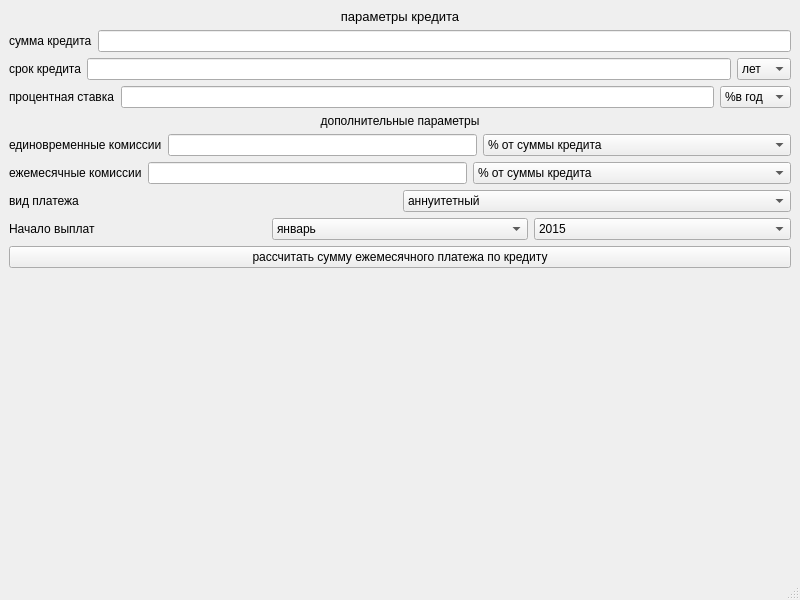
Old version of the form mainwindow.ui in the repository ymnavfka/Lesson_9.
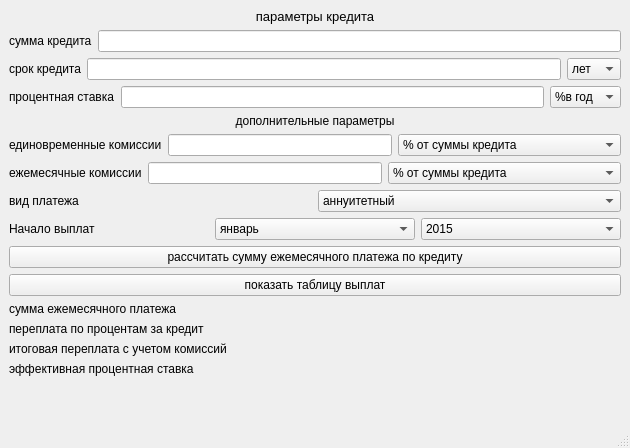
New version of the form.

The edit to the form file:
```diff
--- a/mainwindow.ui
+++ b/mainwindow.ui
@@ -6,8 +6,8 @@
    <rect>
     <x>0</x>
     <y>0</y>
-    <width>800</width>
-    <height>600</height>
+    <width>630</width>
+    <height>448</height>
    </rect>
   </property>
   <property name="windowTitle">
@@ -421,25 +421,122 @@
         </property>
        </widget>
       </item>
+      <item>
+       <widget class="QPushButton" name="pushButton">
+        <property name="text">
+         <string>показать таблицу выплат</string>
+        </property>
+       </widget>
+      </item>
      </layout>
     </item>
     <item>
-     <widget class="QLabel" name="amountMonthlyPayment">
-      <property name="font">
-       <font>
-        <pointsize>72</pointsize>
-       </font>
-      </property>
-      <property name="text">
-       <string/>
-      </property>
-      <property name="textFormat">
-       <enum>Qt::PlainText</enum>
-      </property>
-      <property name="alignment">
-       <set>Qt::AlignCenter</set>
-      </property>
-     </widget>
+     <layout class="QFormLayout" name="formLayout">
+      <item row="0" column="0">
+       <widget class="QLabel" name="label_11">
+        <property name="sizePolicy">
+         <sizepolicy hsizetype="Preferred" vsizetype="Preferred">
+          <horstretch>0</horstretch>
+          <verstretch>0</verstretch>
+         </sizepolicy>
+        </property>
+        <property name="text">
+         <string>сумма ежемесячного платежа</string>
+        </property>
+       </widget>
+      </item>
+      <item row="0" column="1">
+       <widget class="QLabel" name="amountMonthlyPayment">
+        <property name="sizePolicy">
+         <sizepolicy hsizetype="Preferred" vsizetype="Preferred">
+          <horstretch>0</horstretch>
+          <verstretch>0</verstretch>
+         </sizepolicy>
+        </property>
+        <property name="text">
+         <string/>
+        </property>
+       </widget>
+      </item>
+      <item row="2" column="0">
+       <widget class="QLabel" name="label_13">
+        <property name="sizePolicy">
+         <sizepolicy hsizetype="Preferred" vsizetype="Preferred">
+          <horstretch>0</horstretch>
+          <verstretch>0</verstretch>
+         </sizepolicy>
+        </property>
+        <property name="text">
+         <string>переплата по процентам за кредит</string>
+        </property>
+       </widget>
+      </item>
+      <item row="2" column="1">
+       <widget class="QLabel" name="overpaymentOfInterest">
+        <property name="sizePolicy">
+         <sizepolicy hsizetype="Preferred" vsizetype="Preferred">
+          <horstretch>0</horstretch>
+          <verstretch>0</verstretch>
+         </sizepolicy>
+        </property>
+        <property name="text">
+         <string/>
+        </property>
+       </widget>
+      </item>
+      <item row="4" column="0">
+       <widget class="QLabel" name="label_15">
+        <property name="sizePolicy">
+         <sizepolicy hsizetype="Preferred" vsizetype="Preferred">
+          <horstretch>0</horstretch>
+          <verstretch>0</verstretch>
+         </sizepolicy>
+        </property>
+        <property name="text">
+         <string>итоговая переплата с учетом комиссий</string>
+        </property>
+       </widget>
+      </item>
+      <item row="4" column="1">
+       <widget class="QLabel" name="totalOverpaymentIncludingCommissions">
+        <property name="sizePolicy">
+         <sizepolicy hsizetype="Preferred" vsizetype="Preferred">
+          <horstretch>0</horstretch>
+          <verstretch>0</verstretch>
+         </sizepolicy>
+        </property>
+        <property name="text">
+         <string/>
+        </property>
+       </widget>
+      </item>
+      <item row="6" column="0">
+       <widget class="QLabel" name="label_18">
+        <property name="sizePolicy">
+         <sizepolicy hsizetype="Preferred" vsizetype="Preferred">
+          <horstretch>0</horstretch>
+          <verstretch>0</verstretch>
+         </sizepolicy>
+        </property>
+        <property name="text">
+         <string>эффективная процентная ставка</string>
+        </property>
+       </widget>
+      </item>
+      <item row="6" column="1">
+       <widget class="QLabel" name="effectiveInterestRate">
+        <property name="sizePolicy">
+         <sizepolicy hsizetype="Preferred" vsizetype="Preferred">
+          <horstretch>0</horstretch>
+          <verstretch>0</verstretch>
+         </sizepolicy>
+        </property>
+        <property name="text">
+         <string/>
+        </property>
+       </widget>
+      </item>
+     </layout>
     </item>
    </layout>
   </widget>
```
Left out of the diff: 10 changed lines with no effect on the pictures.
